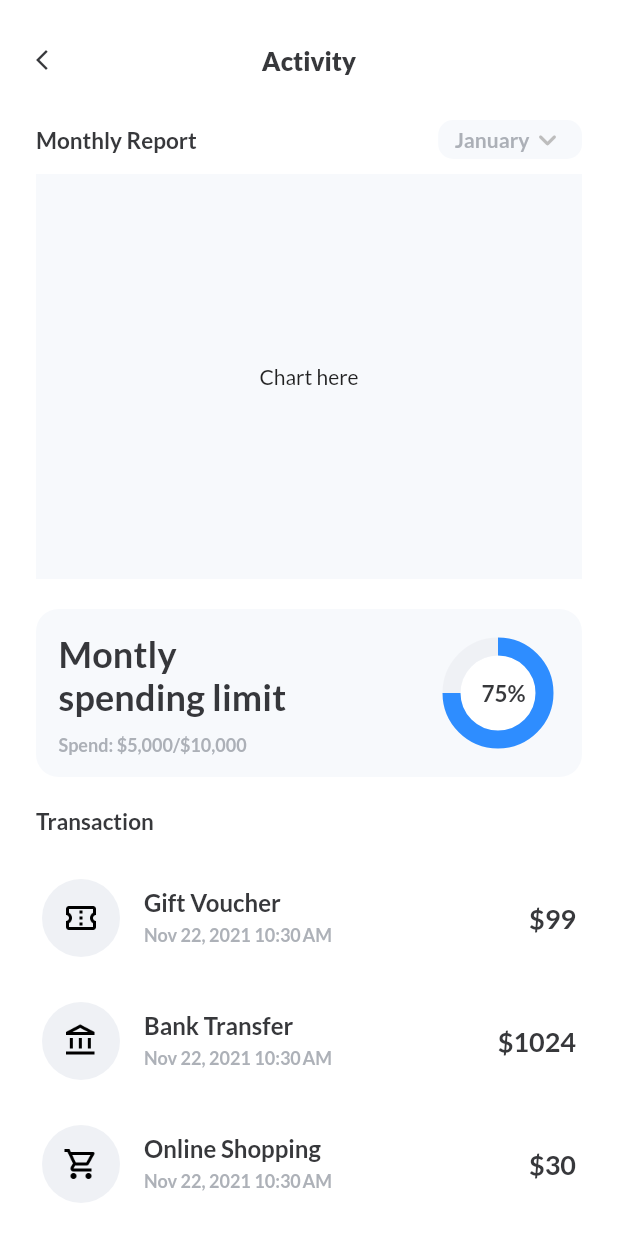
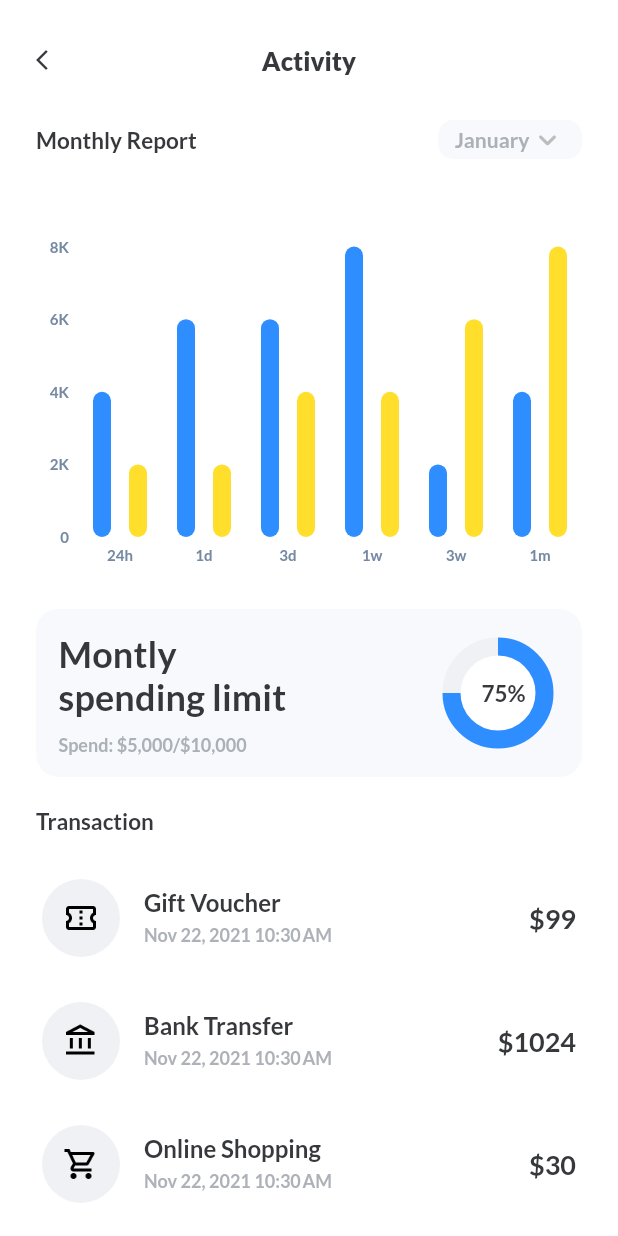
Before and after one commit to CarlosDiaz12/expenses-ui-challenge, a Flutter app: the ActivityPage screen opened by its route, on a phone screen of 412 x 824 dp. Run offline on Flutter 3.47's test engine with Material 2 defaults, Android fonts, the phone set to English and light mode, and no system bars; drawn by our look-alikes of fl_chart; our stand-ins replace flutter_svg, google_fonts.

Commit message:
💄 chart bar added to activity page

```diff
--- a/lib/pages/activity_page.dart
+++ b/lib/pages/activity_page.dart
@@ -1,4 +1,5 @@
 import 'package:expenses_ui_challenge/widgets/transaction_list_widget.dart';
+import 'package:fl_chart/fl_chart.dart';
 
 import '../constants/app_constants.dart';
 import '../widgets/activity_page_header.dart';
@@ -8,6 +9,25 @@ import 'package:flutter/services.dart';
 
 class ActivityPage extends StatelessWidget {
   static const routeName = '/activity-page';
+  final Color leftBarColor = AppConstants.blueColor;
+  final Color rightBarColor = AppConstants.yellowColor;
+  final double width = 12;
+
+  BarChartGroupData makeGroupData(int x, double y1, double y2) {
+    return BarChartGroupData(barsSpace: 12, x: x, barRods: [
+      BarChartRodData(
+        y: y1,
+        colors: [leftBarColor],
+        width: width,
+      ),
+      BarChartRodData(
+        y: y2,
+        colors: [rightBarColor],
+        width: width,
+      ),
+    ]);
+  }
+
   const ActivityPage({Key? key}) : super(key: key);
 
   @override
@@ -15,6 +35,21 @@ class ActivityPage extends StatelessWidget {
     SystemChrome.setSystemUIOverlayStyle(const SystemUiOverlayStyle(
       statusBarColor: Colors.transparent,
     ));
+    final barGroup1 = makeGroupData(0, 20, 10);
+    final barGroup2 = makeGroupData(1, 30, 10);
+    final barGroup3 = makeGroupData(2, 30, 20);
+    final barGroup4 = makeGroupData(3, 40, 20);
+    final barGroup5 = makeGroupData(4, 10, 30);
+    final barGroup6 = makeGroupData(5, 20, 40);
+
+    final items = [
+      barGroup1,
+      barGroup2,
+      barGroup3,
+      barGroup4,
+      barGroup5,
+      barGroup6,
+    ];
     return Scaffold(
       appBar: PreferredSize(
         preferredSize: Size.fromHeight(80),
@@ -28,11 +63,75 @@ class ActivityPage extends StatelessWidget {
               ActivityPageHeader(),
               SizedBox(height: 10),
               Container(
-                color: AppConstants.lightGreyColor,
                 height: 270,
                 width: double.infinity,
                 child: Center(
-                  child: Text('Chart here'),
+                  child: BarChart(BarChartData(
+                    alignment: BarChartAlignment.spaceAround,
+                    maxY: 50,
+                    // minY: -50,
+                    backgroundColor: Colors.white,
+                    borderData: FlBorderData(
+                      show: false,
+                    ),
+                    barGroups: items,
+                    titlesData: FlTitlesData(
+                      show: true,
+                      topTitles: SideTitles(showTitles: false),
+                      rightTitles: SideTitles(showTitles: false),
+                      bottomTitles: SideTitles(
+                        showTitles: true,
+                        getTextStyles: (context, value) => const TextStyle(
+                          color: Color(0xff7589a2),
+                          fontWeight: FontWeight.bold,
+                          fontSize: 10,
+                        ),
+                        interval: 1,
+                        getTitles: (double value) {
+                          switch (value.toInt()) {
+                            case 0:
+                              return '24h';
+                            case 1:
+                              return '1d';
+                            case 2:
+                              return '3d';
+                            case 3:
+                              return '1w';
+                            case 4:
+                              return '3w';
+                            case 5:
+                              return '1m';
+                            default:
+                              return '';
+                          }
+                        },
+                      ),
+                      leftTitles: SideTitles(
+                        showTitles: true,
+                        getTextStyles: (context, value) => const TextStyle(
+                          color: Color(0xff7589a2),
+                          fontWeight: FontWeight.bold,
+                          fontSize: 10,
+                        ),
+                        interval: 1,
+                        getTitles: (value) {
+                          if (value == 0) {
+                            return '0';
+                          } else if (value == 10) {
+                            return '2K';
+                          } else if (value == 20) {
+                            return '4K';
+                          } else if (value == 30) {
+                            return '6K';
+                          } else if (value == 40) {
+                            return '8K';
+                          } else {
+                            return '';
+                          }
+                        },
+                      ),
+                    ),
+                  )),
                 ),
               ),
               SizedBox(height: 20),
```
